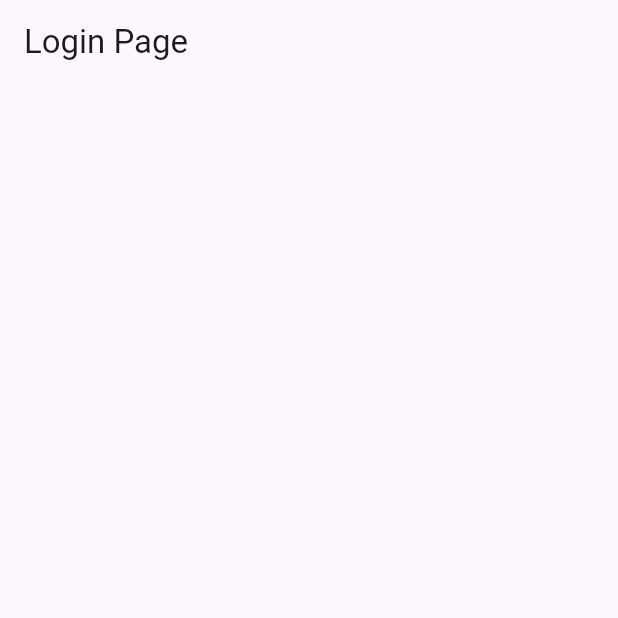
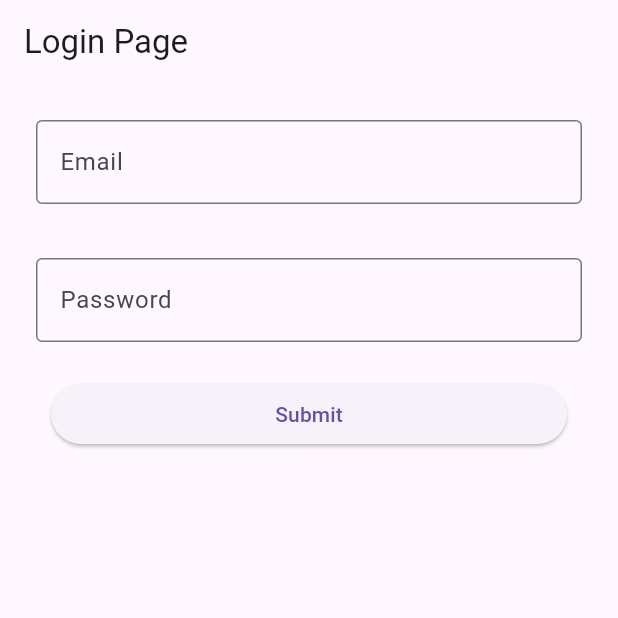
Before and after one commit to Pemrograman-IF-22/Tugas1-LoginPage-22421044-MuhammadGombangAmsani, a Flutter app: the screen it shows after launch, on a phone screen of 412 x 824 dp, the top half of it. Run offline on Flutter 3.47's test engine with Material 3 defaults, Android fonts, the phone set to English and light mode, and no system bars.

```diff
--- /dev/null
+++ b/lib/dashboard_page.dart
@@ -0,0 +1,15 @@
+import 'package:flutter/material.dart';
+
+class DashboardPage extends StatelessWidget {
+  const DashboardPage({super.key});
+
+  @override
+  Widget build(BuildContext context) {
+    return Scaffold(
+      appBar: AppBar(
+        title: Text('Dashboard'),
+        centerTitle: false,
+      ),
+    );
+  }
+}
--- /dev/null
+++ b/lib/login_page.dart
@@ -0,0 +1,86 @@
+import 'package:flutter/material.dart';
+
+class LoginPage extends StatefulWidget {
+  const LoginPage({super.key});
+
+  @override
+  State<LoginPage> createState() => _LoginPageState();
+}
+
+class _LoginPageState extends State<LoginPage> {
+  final _formKey = GlobalKey<FormState>();
+  TextEditingController emailController = TextEditingController();
+  TextEditingController passwordController = TextEditingController();
+
+  @override
+  Widget build(BuildContext context) {
+    return Scaffold(
+      appBar: AppBar(title: Text('Login Page'), centerTitle: false),
+      body: Form(
+        key: _formKey,
+        child: Padding(
+          padding: EdgeInsets.symmetric(horizontal: 16.0, vertical: 6.0),
+          child: Column(
+            children: [
+              Padding(
+                padding: EdgeInsets.symmetric(horizontal: 8.0, vertical: 18.0),
+                child: TextFormField(
+                  controller: emailController,
+                  decoration: InputDecoration(
+                    border: OutlineInputBorder(),
+                    label: Text('Email'),
+                  ),
+                  validator: (value) {
+                    if (value == null || value.isEmpty) {
+                      return 'Masukkan Email anda';
+                    }
+                    return null;
+                  },
+                ),
+              ),
+              Padding(
+                padding: EdgeInsets.symmetric(horizontal: 8.0, vertical: 18.0),
+                child: TextFormField(
+                  controller: passwordController,
+                  decoration: InputDecoration(
+                    border: OutlineInputBorder(),
+                    label: Text('Password'),
+                  ),
+                  validator: (value) {
+                    if (value == null || value.isEmpty) {
+                      return 'Masukkan Password anda';
+                    }
+                    return null;
+                  },
+                ),
+              ),
+              Padding(
+                padding: EdgeInsets.symmetric(horizontal: 18.0, vertical:6.0),
+                child: SizedBox(
+                  width: double.infinity,
+                  child: ElevatedButton(
+                    onPressed: () {
+                      debugPrint('Email: ${emailController.text}');
+                      debugPrint('Password: ${passwordController.text}');
+
+                      if (_formKey.currentState!.validate()){
+
+                      } else {
+                        ScaffoldMessenger.of(context).showSnackBar(
+                          SnackBar(
+                            content: Text('Silahkan lengkapi form!'),
+                          ),
+                        );
+                      }
+                    },
+                    child: Text('Submit'),
+                  ),
+                )
+              )
+            ],
+          ),
+        ),
+      ),
+    );
+  }
+}
--- a/lib/main.dart
+++ b/lib/main.dart
@@ -1,4 +1,5 @@
 import 'package:flutter/material.dart';
+import 'package:login/login_page.dart';
 void main() {
   runApp(MyApp());
 }
@@ -10,12 +11,7 @@ class MyApp extends StatelessWidget {
   Widget build(BuildContext context) {
     return MaterialApp(
       title: 'Login Page',
-      home: Scaffold(
-        appBar: AppBar(
-          title: Text('Login Page'),
-          centerTitle: false,
-        ),
-      )
+      home: LoginPage()
     );
   }
 }
```
